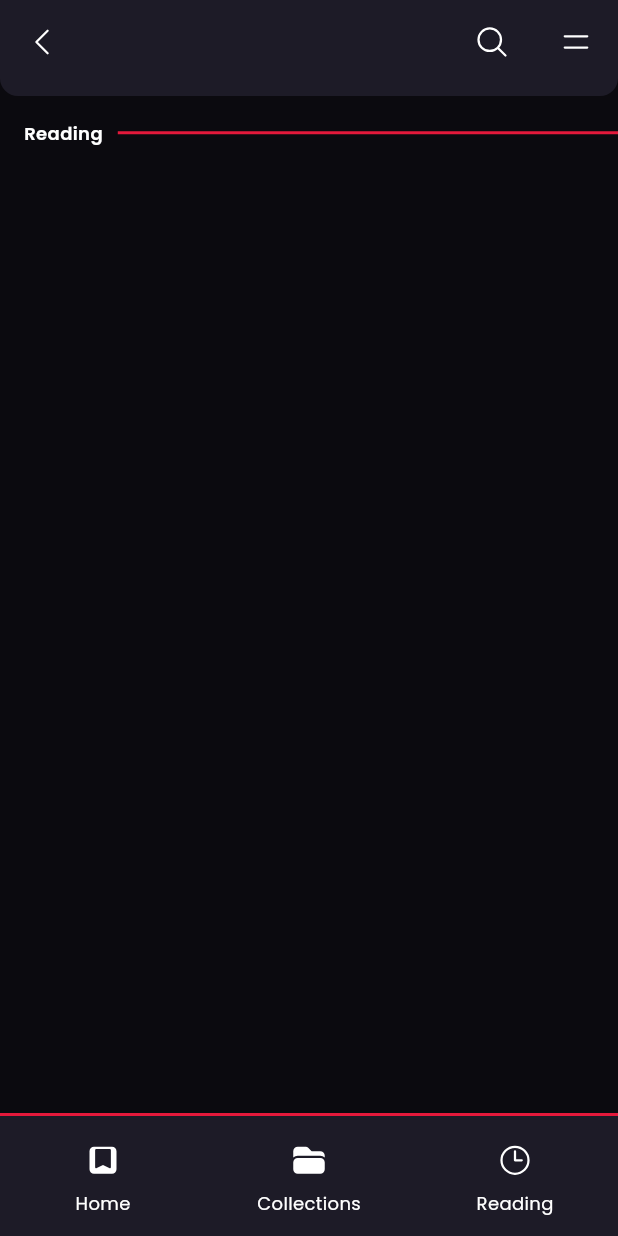
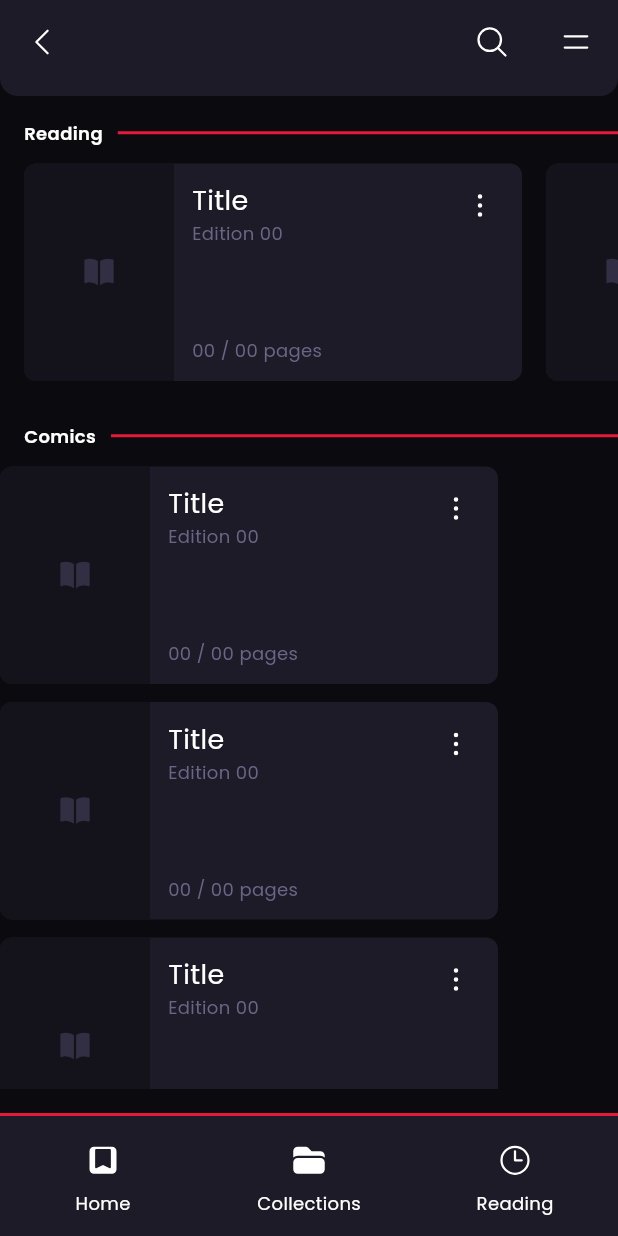
Before and after one commit to mikael-st/komik, a Flutter app: the screen it shows after launch, on a phone screen of 412 x 824 dp. Run offline on Flutter 3.47's test engine with Material 3 defaults, Android fonts, the phone set to English and light mode, and no system bars; our stand-ins replace google_fonts, heroicons.

Commit message:
feat: created cards: ReadingComic and ComicThumb to show some infos and thumb of comics

```diff
--- a/lib/assets/typography.dart
+++ b/lib/assets/typography.dart
@@ -7,4 +7,14 @@ class KomikTypography {
     color: Palette.white,
     fontWeight: FontWeight.w600
   );
+
+  static TextStyle get card_title => TextStyle(
+    fontSize: 18,
+    color: Palette.white,
+  );
+
+  static TextStyle get subtitles => TextStyle(
+    fontSize: 12,
+    color: Palette.subtitles,
+  );
 }
--- /dev/null
+++ b/lib/components/buttons/options_btn.dart
@@ -0,0 +1,26 @@
+import 'package:flutter/material.dart';
+import 'package:heroicons/heroicons.dart';
+import 'package:komik/assets/palette.dart';
+
+class OptionsBtn extends StatelessWidget {
+  const OptionsBtn({super.key});
+
+  @override
+  Widget build(BuildContext context) {
+    return IconButton(
+      onPressed: (){
+        print('Open Options Menu');
+      },
+      style: IconButton.styleFrom(
+        shape: RoundedRectangleBorder(),
+        padding: EdgeInsets.all(16),
+        alignment: Alignment.centerLeft
+      ),
+      icon: HeroIcon(
+        HeroIcons.ellipsisVertical,
+        color: Palette.white,
+        size: 24,
+      ),
+    );
+  }
+}
--- /dev/null
+++ b/lib/components/cards/comic_thumb.dart
@@ -0,0 +1,21 @@
+import 'package:flutter/material.dart';
+import 'package:heroicons/heroicons.dart';
+import 'package:komik/assets/palette.dart';
+
+class ComicThumb extends StatelessWidget {
+  const ComicThumb({super.key});
+
+  @override
+  Widget build(BuildContext context) {
+    return Container(
+      color: Palette.card,
+      width: 100,
+      height: double.infinity,
+      child: HeroIcon(
+        HeroIcons.bookOpen,
+        style: HeroIconStyle.solid,
+        color: Palette.comic_icon,
+      )
+    );
+  }
+}
--- /dev/null
+++ b/lib/components/cards/reading_comic.dart
@@ -0,0 +1,65 @@
+import 'package:flutter/material.dart';
+import 'package:komik/assets/palette.dart';
+import 'package:komik/assets/typography.dart';
+import 'package:komik/components/buttons/options_btn.dart';
+import 'package:komik/components/cards/comic_thumb.dart';
+
+class ReadingComic extends StatelessWidget {
+  const ReadingComic({super.key});
+
+  @override
+  Widget build(BuildContext context) {
+    return Container(
+      width: 332,
+      clipBehavior: Clip.hardEdge,
+      decoration: BoxDecoration(
+        borderRadius: BorderRadius.circular(8),
+        color: Palette.items,
+      ),
+      height: 145,
+      child: _content(),
+    );
+  }
+
+  Widget _content() {
+    return Row (
+      crossAxisAlignment: CrossAxisAlignment.start,
+      spacing: 12,
+      children: [
+        ComicThumb(),
+        _title(),
+        OptionsBtn()
+      ],
+    );
+  }
+
+  Widget _title() {
+    return Expanded(
+      child: Padding(
+      padding: EdgeInsets.symmetric(vertical: 12),
+      child: Column (
+        mainAxisSize: MainAxisSize.max,
+        crossAxisAlignment: CrossAxisAlignment.start,
+        children: [
+          Text('Title', style: KomikTypography.card_title),
+          _subtitles()
+        ],
+      )
+    )
+    );
+  }
+
+  Widget _subtitles() {
+    return Expanded(
+      child: Column(
+        mainAxisSize: MainAxisSize.max,
+        mainAxisAlignment: MainAxisAlignment.spaceBetween,
+        crossAxisAlignment: CrossAxisAlignment.start,
+        children: [
+          Text('Edition 00', style: KomikTypography.subtitles),
+          Text('00 / 00 pages', style: KomikTypography.subtitles)
+        ],
+      )
+    );
+  }
+}
--- a/lib/components/devider/section_devider.dart
+++ b/lib/components/devider/section_devider.dart
@@ -8,17 +8,20 @@ class SectionDevider extends StatelessWidget {
 
   @override
   Widget build(BuildContext context) {
-    return Row(
+    return Padding(
+      padding: EdgeInsets.only(left: 16),
+      child: Row(
+        spacing: 10,
         children: [
           Text(text, style: KomikTypography.label,),
           Expanded (
             child: Container(
-            margin: EdgeInsets.only(left: 10),
               height: 2,
               color: Palette.details,
             ),
           )
         ],
+      )
     );
   }
 }
--- /dev/null
+++ b/lib/components/utils/scroller/scroller.dart
@@ -0,0 +1,33 @@
+import 'package:flutter/material.dart';
+
+class Scroller extends StatelessWidget {
+  final Axis direction;
+  final int amount;
+  final Widget child;
+  final EdgeInsets? margin;
+  const Scroller({
+    super.key,
+    required this.direction,
+    required this.amount,
+    required this.child,
+    this.margin = const EdgeInsets.all(0)
+  });
+
+  @override
+  Widget build(BuildContext context) {
+    return Padding(
+      padding: margin!,
+      child: SingleChildScrollView(
+        clipBehavior: Clip.none,
+      scrollDirection: direction,
+      child: Row(
+        spacing: 16,
+        children: List.generate(
+          amount,
+          (index) => child
+        ),
+      )
+      )
+    );
+  }
+}
--- a/lib/pages/home_page.dart
+++ b/lib/pages/home_page.dart
@@ -1,5 +1,7 @@
 import 'package:flutter/material.dart';
+import 'package:komik/components/cards/reading_comic.dart';
 import 'package:komik/components/devider/section_devider.dart';
+import 'package:komik/components/utils/scroller/scroller.dart';
 
 class HomePage extends StatelessWidget {
   const HomePage({super.key});
@@ -8,7 +10,7 @@ class HomePage extends StatelessWidget {
   Widget build(BuildContext context) {
     return Container(
       height: double.infinity,
-      margin: EdgeInsets.only(top: 16, bottom: 16, left: 16),
+      margin: EdgeInsets.symmetric(vertical: 16),
       // decoration: BoxDecoration(
       //   border: Border.all(
       //     color: Colors.red,
@@ -17,13 +19,47 @@ class HomePage extends StatelessWidget {
       // ),
       child: SingleChildScrollView(
         child: Column(
+          spacing: 28,
           children: [
-            SectionDevider(
-              text: 'Reading',
-            )
+            _reading(),
+            _comics()
           ],
-        ),
+        )
       ),
     );
   }
+
+  Widget _reading() {
+    return Column(
+      spacing: 12,
+      crossAxisAlignment: CrossAxisAlignment.start,
+      children: [
+        SectionDevider(
+          text: 'Reading',
+        ),
+        Scroller(
+          direction: Axis.horizontal,
+          amount: 5,
+          child: ReadingComic(),
+          margin: EdgeInsets.symmetric(horizontal: 16),
+        )
+      ],
+    );
+  }
+
+  Widget _comics() {
+    return Column(
+      spacing: 12,
+      crossAxisAlignment: CrossAxisAlignment.start,
+      children: [
+        SectionDevider(
+          text: 'Comics',
+        ),
+        Column(
+          spacing: 12,
+          children: List.generate(5, (index) => ReadingComic()),
+        )
+      ],
+    );
+  }
 }
```
Lines whose indentation alone changed are shown as unchanged.
